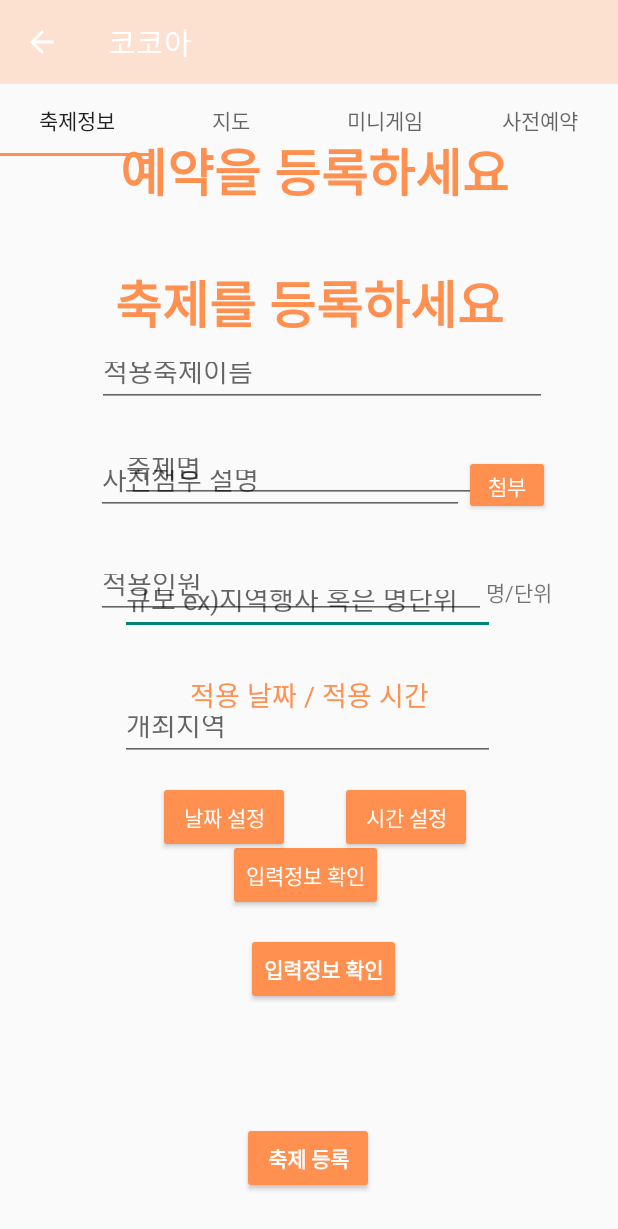
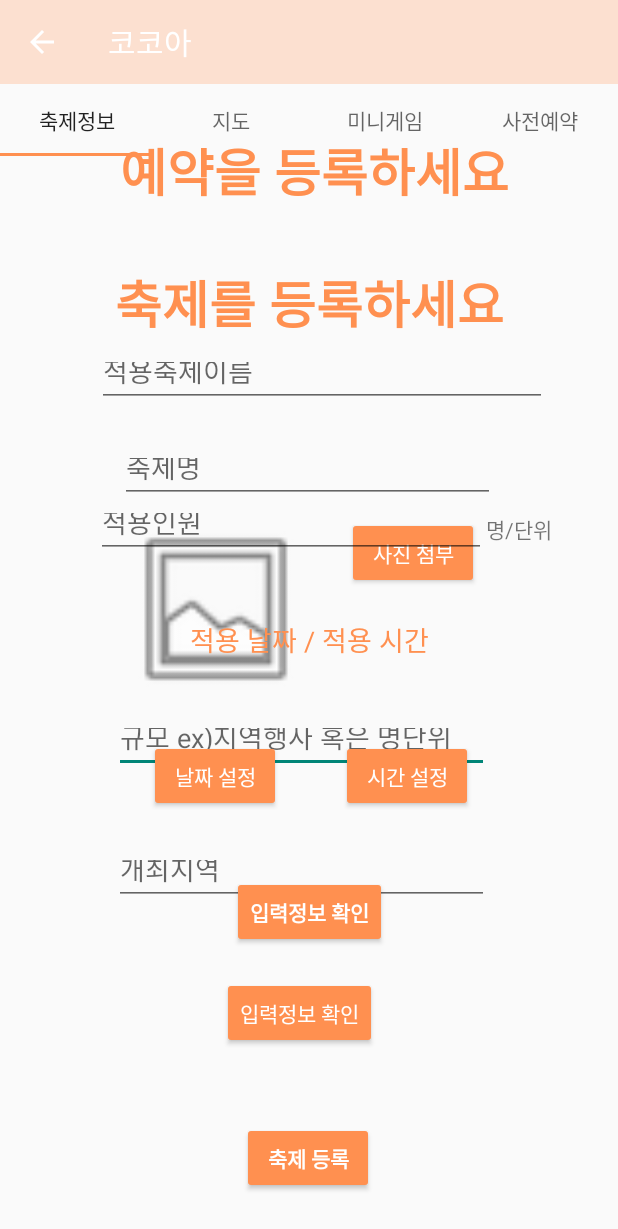
Before and after one commit to usbledv3/KocoaProject, an Android app: the fragment FestPassFragment placed in its activity, on a phone screen of 412 x 824 dp. Shown: the top 1229 px of the screen. Run offline under Robolectric (Android 15) with nearby library versions, the phone set to English and light mode, and no system bars; libraries missing offline, so code that uses them is left out: com.naver.maps.

Commit message:
'22.11.14.01:51

```diff
--- a/app/src/main/java/lx/com/kocoa/FestPassFragment.kt
+++ b/app/src/main/java/lx/com/kocoa/FestPassFragment.kt
@@ -33,18 +33,18 @@ class FestPassFragment : Fragment() {
 
         binding.checkPassButton.setOnClickListener {
             val passfestname = binding.passFestNameIn.text.toString()
-            val passname = binding.passPassNameIn.text.toString()
+            //val passname = binding.passPassNameIn.text.toString()
             val passrange = binding.passFestRangeIn.text.toString()
             val passtime = binding.passTimeIn.text.toString()
             SAppData.data1 = passfestname
-            SAppData.data2 = passname
+            //SAppData.data2 = passname
             SAppData.data3 = passrange
             SAppData.data4 = passtime
 
-            binding.passOutput.text = "입력한 정보 확인 : ${passfestname}, ${passname}, ${passrange}, ${passtime}"
+            binding.passOutput.text = "입력한 정보 확인 : ${passfestname}, ${passrange}, ${passtime}"
 
             festAdapter?.apply {
-                items.add(FestManagerData(passfestname, passname,passrange,passtime))
+                items.add(FestManagerData(passfestname,passrange,passtime))
                 notifyDataSetChanged()
             }
         }
--- a/app/src/main/res/layout/activity_hamburger_main.xml
+++ b/app/src/main/res/layout/activity_hamburger_main.xml
@@ -39,9 +39,8 @@
         android:layout_width="wrap_content"
         android:layout_height="match_parent"
         android:layout_gravity="start"
-        android:background="?attr/colorPrimary"
+        android:background="#9F6346"
         app:headerLayout="@layout/drawer_header"
-        app:itemIconTint="@color/white"
         app:itemTextColor="#FFFFFF"
         app:menu="@menu/drawer_menu" />
 
--- a/app/src/main/res/layout/fragment_festinfor.xml
+++ b/app/src/main/res/layout/fragment_festinfor.xml
@@ -29,13 +29,48 @@
             android:id="@+id/festOpenRange"
             android:layout_width="250dp"
             android:layout_height="40dp"
-            android:layout_marginStart="80dp"
-            android:layout_marginTop="48dp"
+            android:layout_marginStart="76dp"
+            android:layout_marginTop="140dp"
             android:ems="10"
             android:hint="규모 ex)지역행사 혹은 명단위"
             android:inputType="textPersonName"
             app:layout_constraintStart_toStartOf="parent"
             app:layout_constraintTop_toBottomOf="@+id/festOpenName" />
+
+        <TextView
+            android:id="@+id/festOutput1"
+            android:layout_width="wrap_content"
+            android:layout_height="wrap_content"
+            android:layout_marginTop="116dp"
+            android:textSize="20sp"
+            app:layout_constraintEnd_toEndOf="parent"
+            app:layout_constraintHorizontal_bias="0.501"
+            app:layout_constraintStart_toStartOf="parent"
+            app:layout_constraintTop_toBottomOf="@+id/festOpenLocation" />
+
+        <EditText
+            android:id="@+id/festOpenLocation"
+            android:layout_width="250dp"
+            android:layout_height="40dp"
+            android:layout_marginStart="76dp"
+            android:layout_marginTop="48dp"
+            android:ems="10"
+            android:hint="개최지역"
+            android:inputType="textPersonName"
+            app:layout_constraintStart_toStartOf="parent"
+            app:layout_constraintTop_toBottomOf="@+id/festOpenRange" />
+
+        <Button
+            android:id="@+id/checkInforButton"
+            android:layout_width="wrap_content"
+            android:layout_height="wrap_content"
+            android:layout_marginStart="148dp"
+            android:layout_marginTop="48dp"
+            android:backgroundTint="#ff9050"
+            android:text="입력정보 확인"
+            android:textColor="#FFFFFF"
+            app:layout_constraintStart_toStartOf="parent"
+            app:layout_constraintTop_toBottomOf="@+id/festOpenLocation" />
 
         <EditText
             android:id="@+id/festOpenName"
@@ -49,39 +84,31 @@
             app:layout_constraintStart_toStartOf="parent"
             app:layout_constraintTop_toBottomOf="@+id/fesNameView" />
 
-        <EditText
-            android:id="@+id/festOpenLocation"
-            android:layout_width="250dp"
-            android:layout_height="40dp"
-            android:layout_marginStart="80dp"
-            android:layout_marginTop="44dp"
-            android:ems="10"
-            android:hint="개최지역"
-            android:inputType="textPersonName"
+        <ImageView
+            android:id="@+id/imageView3"
+            android:layout_width="125dp"
+            android:layout_height="125dp"
+            android:src="@android:drawable/ic_menu_gallery"
+            app:layout_constraintBottom_toTopOf="@+id/festOpenRange"
+            app:layout_constraintEnd_toEndOf="parent"
+            app:layout_constraintHorizontal_bias="0.283"
             app:layout_constraintStart_toStartOf="parent"
-            app:layout_constraintTop_toBottomOf="@+id/festOpenRange" />
+            app:layout_constraintTop_toBottomOf="@+id/festOpenName"
+            app:layout_constraintVertical_bias="0.533" />
 
-        <TextView
-            android:id="@+id/festOutput1"
+        <Button
+            android:id="@+id/addPosterButton"
             android:layout_width="wrap_content"
             android:layout_height="wrap_content"
-            android:layout_marginTop="120dp"
-            android:textSize="20sp"
+            android:backgroundTint="#ff9050"
+            android:text="사진 첨부"
+            android:textColor="#FFFFFF"
+            app:layout_constraintBottom_toBottomOf="parent"
             app:layout_constraintEnd_toEndOf="parent"
-            app:layout_constraintStart_toStartOf="parent"
-            app:layout_constraintTop_toBottomOf="@+id/festOpenLocation" />
-
-        <Button
-            android:id="@+id/checkInforButton"
-            android:layout_width="wrap_content"
-            android:layout_height="wrap_content"
-            android:layout_marginStart="152dp"
-            android:layout_marginTop="52dp"
-            android:backgroundTint="#ff9050"
-            android:text="입력정보 확인"
-            android:textColor="#FFFFFF"
-            app:layout_constraintStart_toStartOf="parent"
-            app:layout_constraintTop_toBottomOf="@+id/festOpenLocation" />
+            app:layout_constraintHorizontal_bias="0.213"
+            app:layout_constraintStart_toEndOf="@+id/imageView3"
+            app:layout_constraintTop_toTopOf="parent"
+            app:layout_constraintVertical_bias="0.404" />
 
     </androidx.constraintlayout.widget.ConstraintLayout>
 
--- a/app/src/main/res/layout/fragment_festpass.xml
+++ b/app/src/main/res/layout/fragment_festpass.xml
@@ -36,7 +36,7 @@
             app:layout_constraintHorizontal_bias="0.423"
             app:layout_constraintStart_toStartOf="parent"
             app:layout_constraintTop_toTopOf="parent"
-            app:layout_constraintVertical_bias="0.435" />
+            app:layout_constraintVertical_bias="0.379" />
 
         <TextView
             android:id="@+id/textView29"
@@ -48,7 +48,7 @@
             app:layout_constraintHorizontal_bias="0.0"
             app:layout_constraintStart_toEndOf="@+id/passFestRangeIn"
             app:layout_constraintTop_toTopOf="parent"
-            app:layout_constraintVertical_bias="0.439" />
+            app:layout_constraintVertical_bias="0.383" />
 
         <EditText
             android:id="@+id/passFestNameIn"
@@ -74,10 +74,9 @@
             android:textStyle="bold"
             app:layout_constraintBottom_toBottomOf="parent"
             app:layout_constraintEnd_toEndOf="parent"
-            app:layout_constraintHorizontal_bias="0.532"
             app:layout_constraintStart_toStartOf="parent"
             app:layout_constraintTop_toTopOf="parent"
-            app:layout_constraintVertical_bias="0.786" />
+            app:layout_constraintVertical_bias="0.733" />
 
         <TextView
             android:id="@+id/passOutput"
@@ -90,35 +89,7 @@
             app:layout_constraintHorizontal_bias="0.498"
             app:layout_constraintStart_toStartOf="parent"
             app:layout_constraintTop_toBottomOf="@+id/checkPassButton"
-            app:layout_constraintVertical_bias="0.0" />
-
-        <EditText
-            android:id="@+id/passPassNameIn"
-            android:layout_width="245dp"
-            android:layout_height="40dp"
-            android:ems="10"
-            android:hint="사진첨부 설명"
-            android:inputType="textPersonName"
-            app:layout_constraintBottom_toBottomOf="parent"
-            app:layout_constraintEnd_toEndOf="parent"
-            app:layout_constraintHorizontal_bias="0.385"
-            app:layout_constraintStart_toStartOf="parent"
-            app:layout_constraintTop_toTopOf="parent"
-            app:layout_constraintVertical_bias="0.34" />
-
-        <Button
-            android:id="@+id/button"
-            android:layout_width="57dp"
-            android:layout_height="40dp"
-            android:backgroundTint="#ff9050"
-            android:text="첨부"
-            android:textColor="#FFFFFF"
-            app:layout_constraintBottom_toBottomOf="parent"
-            app:layout_constraintEnd_toEndOf="parent"
-            app:layout_constraintHorizontal_bias="0.0"
-            app:layout_constraintStart_toEndOf="@+id/passPassNameIn"
-            app:layout_constraintTop_toTopOf="parent"
-            app:layout_constraintVertical_bias="0.34" />
+            app:layout_constraintVertical_bias="0.033" />
 
         <Button
             android:id="@+id/time"
@@ -129,10 +100,10 @@
             android:textColor="#FFFFFF"
             app:layout_constraintBottom_toBottomOf="parent"
             app:layout_constraintEnd_toEndOf="parent"
-            app:layout_constraintHorizontal_bias="0.699"
+            app:layout_constraintHorizontal_bias="0.702"
             app:layout_constraintStart_toStartOf="parent"
             app:layout_constraintTop_toTopOf="parent"
-            app:layout_constraintVertical_bias="0.645" />
+            app:layout_constraintVertical_bias="0.607" />
 
         <Button
             android:id="@+id/date"
@@ -143,10 +114,10 @@
             android:textColor="#FFFFFF"
             app:layout_constraintBottom_toBottomOf="parent"
             app:layout_constraintEnd_toEndOf="parent"
-            app:layout_constraintHorizontal_bias="0.325"
+            app:layout_constraintHorizontal_bias="0.306"
             app:layout_constraintStart_toStartOf="parent"
             app:layout_constraintTop_toTopOf="parent"
-            app:layout_constraintVertical_bias="0.645" />
+            app:layout_constraintVertical_bias="0.607" />
 
         <TextView
             android:id="@+id/passTimeIn"
```
Also changed, not shown: app/src/main/java/lx/com/kocoa/FestInforFragment.kt (+12 -0 lines).
